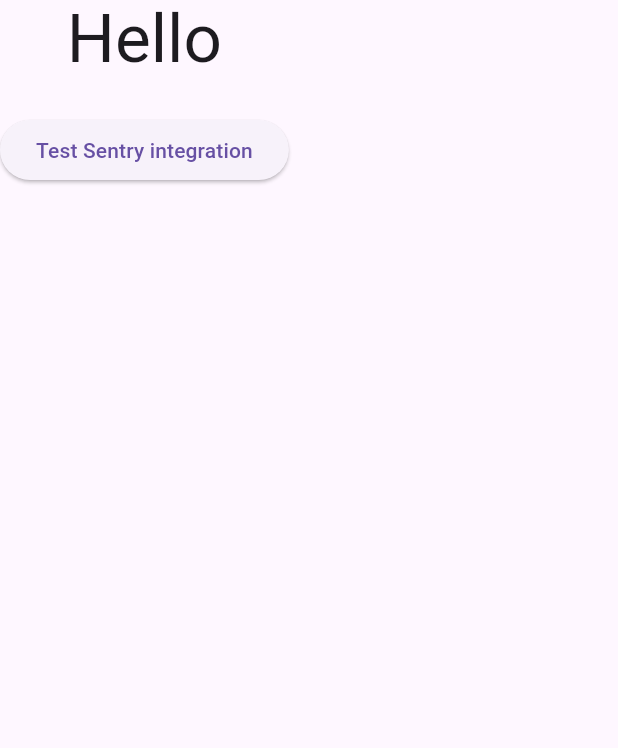
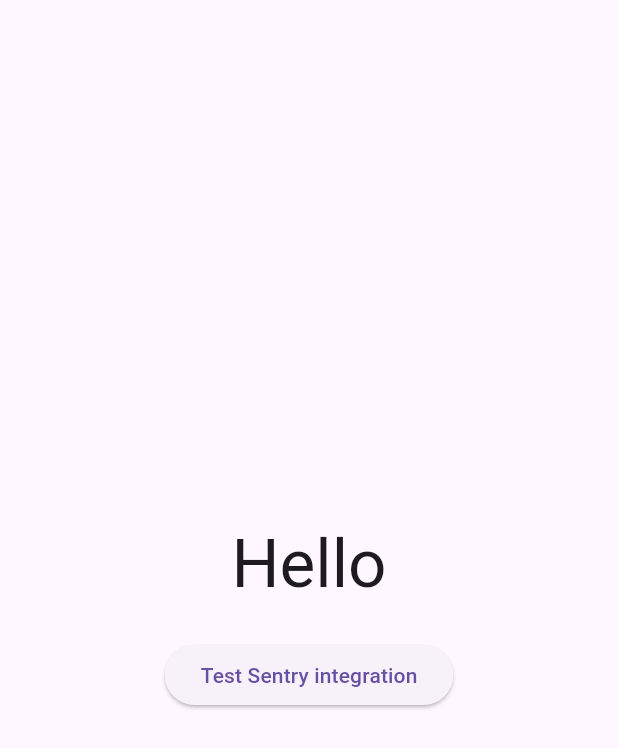
Before and after one commit to akabanov/sneaky_bird_apps_template, a Flutter app: the screen it shows after launch, on a phone screen of 412 x 824 dp. Shown: the top 748 px of the screen. Run offline on Flutter 3.47's test engine with Material 3 defaults, Android fonts, the phone set to English and light mode, and no system bars; generated files the repository leaves out were written again.

Commit message:
Refactor home page to center content layout
Wrapped the main column in a Center widget to better align content vertically and horizontally. This improves the UI layout for a more consistent user experience.

```diff
--- a/lib/src/home.dart
+++ b/lib/src/home.dart
@@ -6,9 +6,9 @@ class Home extends StatelessWidget {
 
   @override
   Widget build(BuildContext context) {
-    return Column(
+    return Center(
+      child: Column(
           mainAxisSize: MainAxisSize.min,
-        mainAxisAlignment: MainAxisAlignment.center,
           children: [
         Text(
           L10n.of(context).initialGreeting,
@@ -24,6 +24,7 @@ class Home extends StatelessWidget {
             throw Exception('Throwing error to Sentry');
           },
         )
-    ]);
+      ]),
+    );
   }
 }
```
Lines whose indentation alone changed are shown as unchanged.
